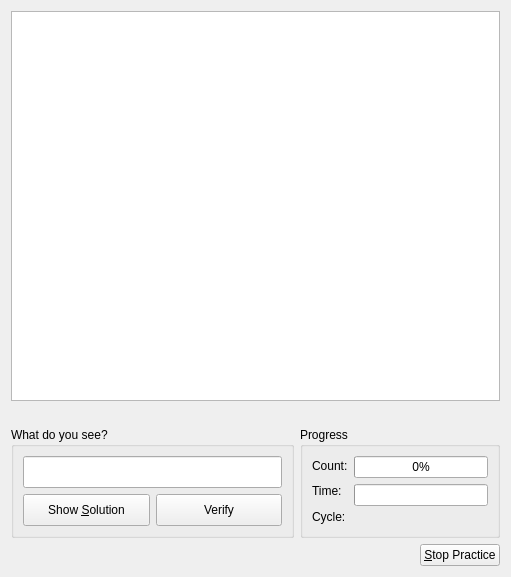
KDE/parley, file src/practice/imagepracticedlg.ui: the form before one commit.
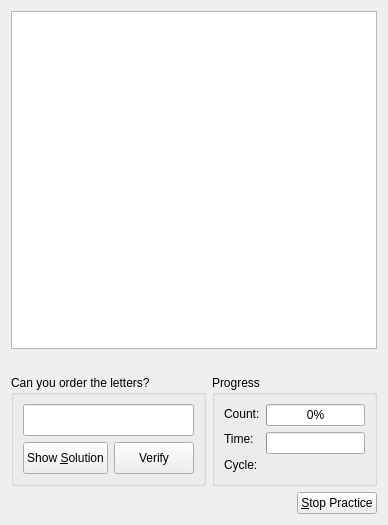
The form after the commit. Icons and pictures are not drawn. Custom widgets are drawn as their Qt base class.

Commit message: Add a Mixed Letters practice which suffles the demanded word. Image practice is gone now, the other dialogs display the image.

```diff
--- a/src/practice/imagepracticedlg.ui
+++ b/src/practice/imagepracticedlg.ui
@@ -5,8 +5,8 @@
    <rect>
     <x>0</x>
     <y>0</y>
-    <width>511</width>
-    <height>577</height>
+    <width>388</width>
+    <height>525</height>
    </rect>
   </property>
   <property name="windowTitle" >
@@ -50,7 +50,7 @@
         </sizepolicy>
        </property>
        <property name="title" >
-        <string>What do you see?</string>
+        <string>Can you order the letters?</string>
        </property>
        <layout class="QVBoxLayout" >
         <item>
```
Left out of the diff: 2 changed lines with no effect on the pictures. The commit also changes 5 other files.
